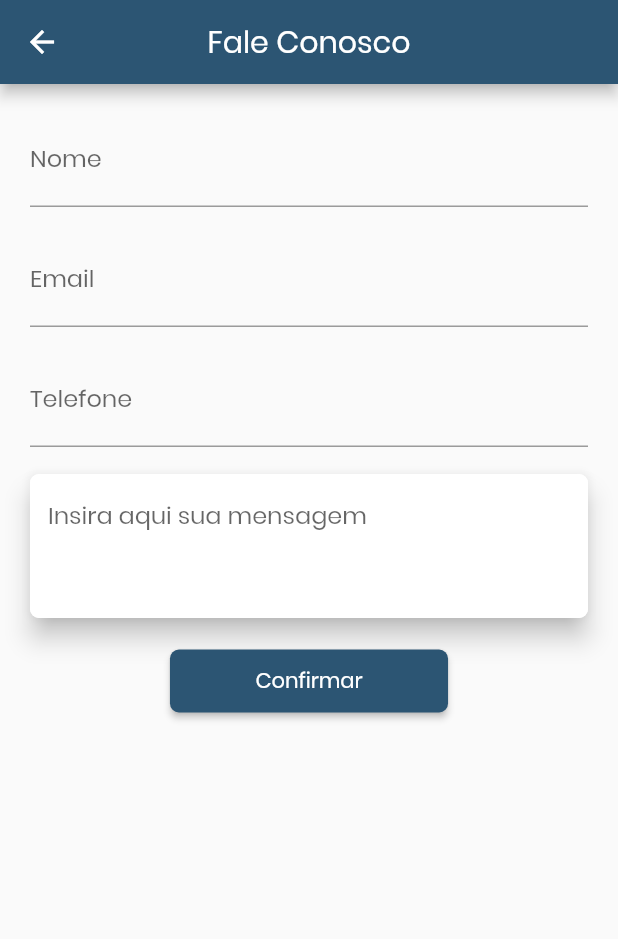
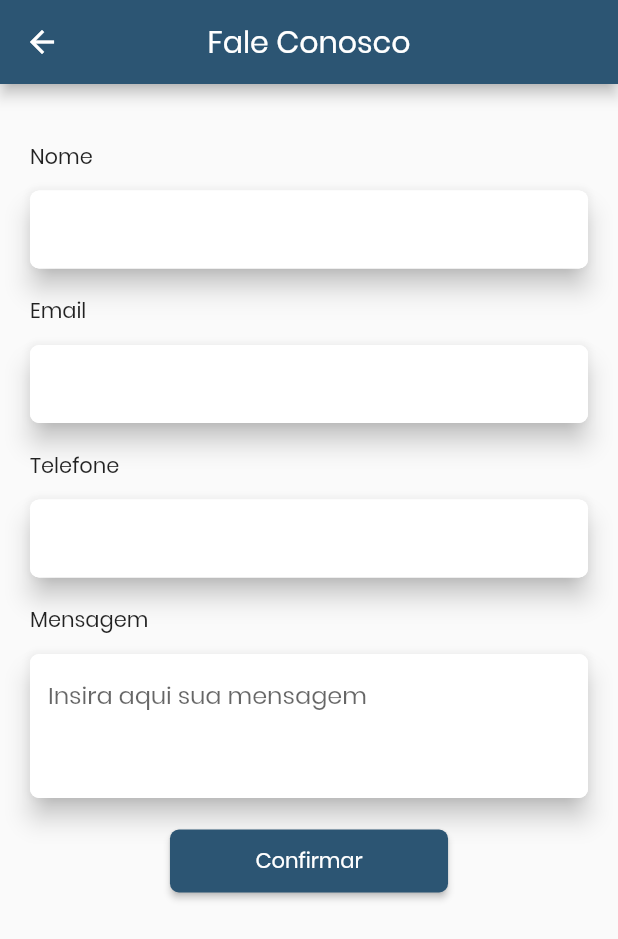
Before and after one commit to luizrmm/app-itagi, a Flutter app: the FaleConosco screen opened directly, on a phone screen of 412 x 824 dp. Shown: the top 939 px of the screen. Run offline on Flutter 3.47's test engine with Material 2 defaults, Android fonts, the phone set to English and light mode, and no system bars; network calls fail.

Commit message:
initial version

```diff
--- a/lib/screens/Fale_conosco/fale_conosco.dart
+++ b/lib/screens/Fale_conosco/fale_conosco.dart
@@ -1,3 +1,4 @@
+import 'package:aqui_cliente/screens/Fale_conosco/widgets/label.dart';
 import 'package:flutter/material.dart';
 
 class FaleConosco extends StatefulWidget {
@@ -25,23 +26,71 @@ class _FaleConoscoState extends State<FaleConosco> {
                     child: Form(
                       child: Column(
                         children: <Widget>[
-                          TextFormField(
-                            decoration: InputDecoration(labelText: 'Nome'),
+                          Label(
+                            value: 'Nome',
                           ),
-                          SizedBox(
-                            height: 18.0,
+                          Material(
+                            color: Colors.white,
+                            shape: RoundedRectangleBorder(
+                                borderRadius: BorderRadius.circular(6.0)),
+                            elevation: 7.0,
+                            shadowColor: Colors.black,
+                            child: TextFormField(
+                              style: TextStyle(fontSize: 16),
+                              decoration: InputDecoration(
+                                  contentPadding: EdgeInsets.symmetric(
+                                      horizontal: 12.0, vertical: 15.0),
+                                  fillColor: Colors.white,
+                                  filled: true,
+                                  border: OutlineInputBorder(
+                                      borderRadius: BorderRadius.circular(6.0),
+                                      borderSide: BorderSide.none)),
+                            ),
                           ),
-                          TextFormField(
-                            decoration: InputDecoration(labelText: 'Email'),
+                          Label(
+                            value: 'Email',
                           ),
-                          SizedBox(
-                            height: 18.0,
+                          Material(
+                            color: Colors.white,
+                            shape: RoundedRectangleBorder(
+                                borderRadius: BorderRadius.circular(6.0)),
+                            elevation: 7.0,
+                            shadowColor: Colors.black,
+                            child: TextFormField(
+                              style: TextStyle(fontSize: 16),
+                              decoration: InputDecoration(
+                                  contentPadding: EdgeInsets.symmetric(
+                                      horizontal: 12.0, vertical: 15.0),
+                                  fillColor: Colors.white,
+                                  filled: true,
+                                  border: OutlineInputBorder(
+                                      borderRadius: BorderRadius.circular(6.0),
+                                      borderSide: BorderSide.none)),
+                            ),
                           ),
-                          TextFormField(
-                            decoration: InputDecoration(labelText: 'Telefone'),
+                          Label(
+                            value: 'Telefone',
                           ),
-                          SizedBox(
-                            height: 18.0,
+                          Material(
+                            color: Colors.white,
+                            shape: RoundedRectangleBorder(
+                                borderRadius: BorderRadius.circular(6.0)),
+                            elevation: 7.0,
+                            shadowColor: Colors.black,
+                            child: TextFormField(
+                              style: TextStyle(fontSize: 16),
+                              decoration: InputDecoration(
+                                  contentPadding: EdgeInsets.symmetric(
+                                      horizontal: 12.0, vertical: 15.0),
+                                  fillColor: Colors.white,
+                                  filled: true,
+                                  border: OutlineInputBorder(
+                                      borderRadius: BorderRadius.circular(6.0),
+                                      borderSide: BorderSide.none)),
+                            ),
+                          ),
+                          Label(
+                            value: 'Mensagem',
                           ),
                           Material(
                             color: Colors.white,
--- /dev/null
+++ b/lib/screens/Fale_conosco/widgets/label.dart
@@ -0,0 +1,17 @@
+import 'package:flutter/material.dart';
+
+class Label extends StatelessWidget {
+  final String value;
+  Label({this.value});
+  @override
+  Widget build(BuildContext context) {
+    return Padding(
+      padding: const EdgeInsets.only(top: 18.0, bottom: 12.0),
+      child: Row(
+        children: <Widget>[
+          Text(value),
+        ],
+      ),
+    );
+  }
+}
--- a/pubspec.yaml
+++ b/pubspec.yaml
@@ -54,6 +54,7 @@ flutter:
    - assets/prefeitura.png
    - assets/prefeito.png
    - assets/like.png
+   - assets/logo_barreiras.png
 
   # An image asset can refer to one or more resolution-specific "variants", see
   # https://flutter.dev/assets-and-images/#resolution-aware.
```
Also changed, not shown: lib/screens/Agenda_obras/agenda_obras.dart (added, +22 -0 lines), lib/screens/Agenda_obras/widgets/custom_icons.dart (added, +17 -0 lines), lib/screens/Agenda_obras/widgets/obras_card.dart (added, +69 -0 lines), lib/screens/Contatos/contatos.dart (added, +183 -0 lines), lib/screens/Enquete/enquetes_ativas.dart (+24 -5 lines), lib/screens/Enquete/enquetes_encerradas.dart (+23 -4 lines), lib/screens/Enquete/enquetes_part.dart (+19 -4 lines), lib/screens/Enquete/widgets/tile_enquete.dart (+5 -2 lines), lib/screens/Menu/menu.dart (+19 -3 lines), lib/screens/Prefeito/prefeito.dart (added, +42 -0 lines), lib/screens/Prefeitura/prefeirura.dart (added, +42 -0 lines), lib/screens/Telefones_uteis/telefones_uteis.dart (added, +42 -0 lines), lib/screens/Telefones_uteis/widgets/telefone_row.dart (added, +20 -0 lines), lib/screens/Telefones_uteis/widgets/telefone_tile.dart (added, +31 -0 lines), 1 more files.
